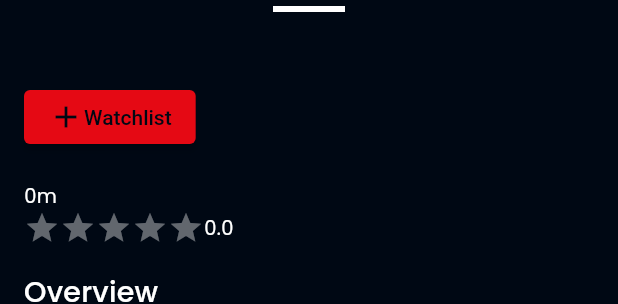
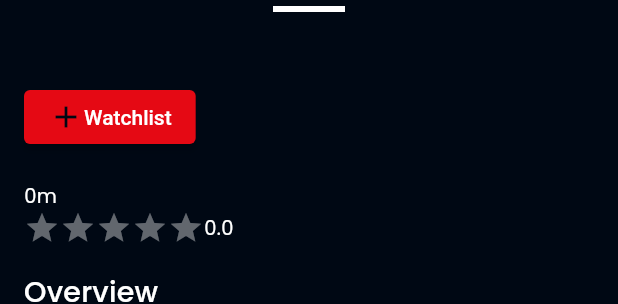
Before and after one commit to ryhn7/Ditonton_Flutter-Expert, a Flutter app: the DetailContent widget shown alone on an empty page, opened directly with empty values, on a phone screen of 412 x 824 dp. Shown: the part 678-982 px from the top of the screen. Run offline on Flutter 3.47's test engine with Material 2 defaults, Android fonts, the phone set to English and light mode, and no system bars; drawn by our look-alikes of cached_network_image, flutter_rating_bar; our stand-ins replace dartz, data_connection_checker, equatable, flutter_bloc, get_it, google_fonts and 1 more; missing offline and left inert: global_template; accounts and stored records are empty; network calls fail.

Commit message:
Added text color white for watchlist text

```diff
--- a/core/lib/src/presentation/pages/movie_pages/movie_detail_page.dart
+++ b/core/lib/src/presentation/pages/movie_pages/movie_detail_page.dart
@@ -161,7 +161,9 @@ class _DetailContentState extends State<DetailContent> {
                                       state.isAddedToWatchlist
                                           ? const Icon(Icons.check)
                                           : const Icon(Icons.add),
-                                      const Text('Watchlist'),
+                                      const Text('Watchlist',
+                                      style: TextStyle(color: Colors.white),
+                                      ),
                                     ],
                                   ),
                                 );
--- a/core/lib/src/presentation/pages/tv_pages/tv_detail_page.dart
+++ b/core/lib/src/presentation/pages/tv_pages/tv_detail_page.dart
@@ -178,7 +178,9 @@ class _DetailContentState extends State<DetailContent> {
                                       state.isAddedToWatchlist
                                           ? const Icon(Icons.check)
                                           : const Icon(Icons.add),
-                                      const Text('Watchlist'),
+                                      const Text('Watchlist',
+                                      style: TextStyle(color: Colors.white),
+                                      ),
                                     ],
                                   ),
                                 );
```
